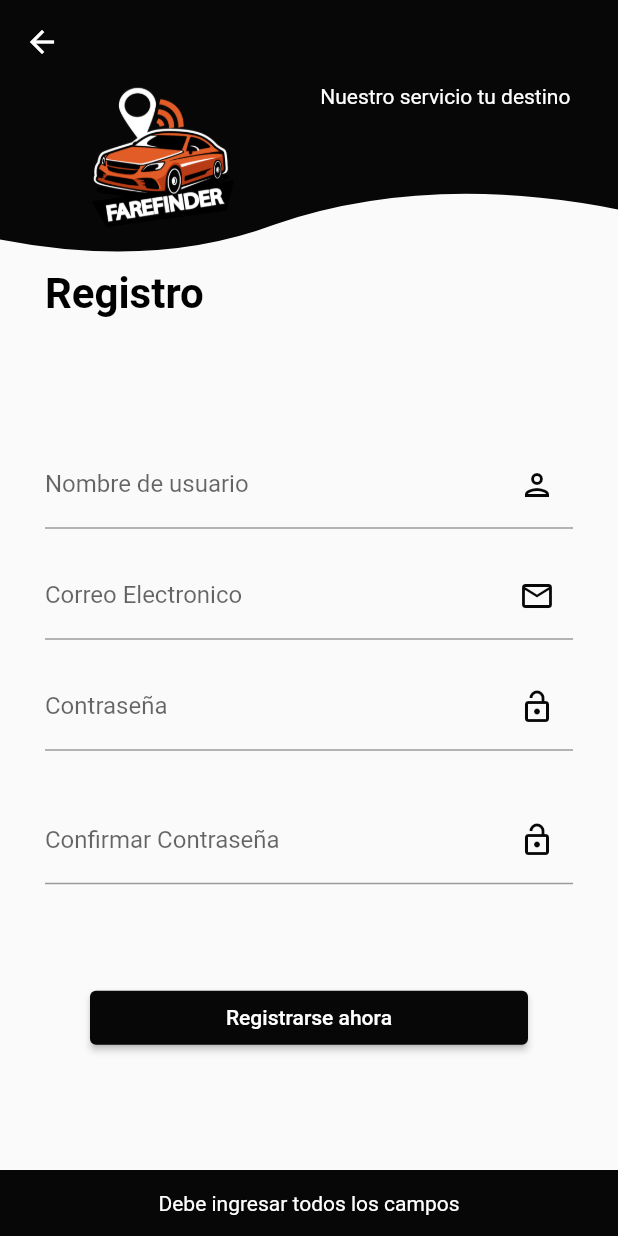
After one commit to yenns15/farefinder, a Flutter app: the ClienteRegisterPage screen opened by its route, after a tap on "Registrarse ahora", on a phone screen of 412 x 824 dp. The commit adds this screen. Run offline on Flutter 3.47's test engine with Material 2 defaults, Android fonts, the phone set to English and light mode, and no system bars; our stand-ins replace cloud_firestore, firebase_auth, firebase_core, flutter_custom_clippers, progress_dialog_null_safe, shared_preferences; accounts and stored records are empty; Roboto replaces fonts that are missing (NimbusSans).

Commit message:
Revisar nuevamente videos 29,30 no diferencia entre paginas

```diff
--- /dev/null
+++ b/lib/src/pages/cliente/register/cliente_register_controller.dart
@@ -0,0 +1,89 @@
+import 'package:farefinder/src/models/client.dart';
+import 'package:farefinder/src/providers/auth_provider.dart';
+import 'package:farefinder/src/providers/client_provider.dart';
+import 'package:farefinder/src/utils/my_progress_dialog.dart';
+import 'package:flutter/material.dart';
+import 'package:farefinder/src/utils/snackbar.dart' as utils;
+import 'package:progress_dialog_null_safe/progress_dialog_null_safe.dart';
+
+
+class ClienteRegisterController {
+  late BuildContext context;
+  final GlobalKey<ScaffoldState> key = GlobalKey<ScaffoldState>();
+
+  final TextEditingController usernameController = TextEditingController();
+  final TextEditingController emailController = TextEditingController();
+  final TextEditingController passwordController = TextEditingController();
+  final TextEditingController confirmPasswordController = TextEditingController();
+
+  late AuthProvider _authProvider;
+  late ClientProvider _clientProvider;
+  late ProgressDialog _progressDialog;
+
+
+  Future<void> init(BuildContext context) async {
+    this.context = context;
+     _authProvider = new AuthProvider();
+    _clientProvider = new ClientProvider();
+    _progressDialog = MyProgressDialog.createProgressDialog(context,'Espere un momento');
+  }
+
+  void register() async {
+    final String username = usernameController.text;
+    final String email = emailController.text.trim();
+    final String confirmPassword = confirmPasswordController.text.trim();
+    final String password = passwordController.text.trim();
+
+    print('Email: $email');
+    print('Password: $password');
+
+    if (username.isEmpty && email.isEmpty && password.isEmpty && confirmPassword.isEmpty) {
+      print('Debe ingresar todos los campos');
+     utils.Snackbar.showSnackbar(context, key, 'Debe ingresar todos los campos');
+      return;
+    }
+
+    if (confirmPassword != password) {
+       utils.Snackbar.showSnackbar(context, key, 'Las contraseñas no coinciden');
+      return;
+    }
+
+    if (password.length < 6) {
+      print('La contraseña debe tener al menos 6 caracteres');
+     utils.Snackbar.showSnackbar(context, key, 'La contraseña debe tener al menos 6 caracteres');
+      return;
+    }
+
+    _progressDialog.show();
+
+    try {
+      final bool isRegister = await _authProvider.register(email, password);
+
+      if (isRegister) {
+        final user = _authProvider.getUser();
+        if (user != null) {
+          final Client client = Client(
+              id: user.uid,
+              email: user.email?.trim() ?? '',
+              username: username,
+              password: password);
+
+          await _clientProvider.create(client);
+          _progressDialog.hide();
+          utils.Snackbar.showSnackbar(context, key, 'El usuario se registró correctamente');
+          print('El usuario se registró correctamente');
+        } else {
+          _progressDialog.hide();
+          print('No se pudo obtener información del usuario');
+        }
+      } else {
+        _progressDialog.hide();
+        print('El usuario no se pudo registrar');
+      }
+    } catch (error) {
+      _progressDialog.hide();
+      utils.Snackbar.showSnackbar(context, key, 'Error: $error');
+      print('Error: $error');
+    }
+  }
+}
--- /dev/null
+++ b/lib/src/pages/cliente/register/cliente_register_page.dart
@@ -0,0 +1,166 @@
+import 'package:farefinder/src/pages/cliente/register/cliente_register_controller.dart';
+import 'package:farefinder/src/widget/button_app.dart';
+import 'package:flutter/material.dart';
+import 'package:flutter/scheduler.dart';
+import 'package:flutter_custom_clippers/flutter_custom_clippers.dart';
+import 'package:farefinder/src/utils/colors.dart' as utils;
+
+
+class ClienteRegisterPage extends StatefulWidget {
+
+  @override
+  State<ClienteRegisterPage> createState() => _ClienteRegisterPageState();
+}
+
+class _ClienteRegisterPageState extends State<ClienteRegisterPage> {
+  ClienteRegisterController _con =
+      new ClienteRegisterController();
+  @override
+  void initState() {
+    super.initState();
+    // TODO: implement initState
+    print('INIT STATE');
+
+    SchedulerBinding.instance.addPostFrameCallback((timeStamp) {
+      _con.init(context);
+    });
+  }
+
+  @override
+  Widget build(BuildContext context) {
+    return Scaffold(
+      key: _con.key,
+      appBar: AppBar(
+      iconTheme: IconThemeData(color: Colors.white),
+      backgroundColor: Color.fromARGB(255, 7, 7, 7),
+        ),
+        body: SingleChildScrollView(
+          child: Column(
+            children: [
+              _bannerApp(),
+              _textLogin(),
+              SizedBox(height: MediaQuery.of(context).size.height * 0.08),
+              _textFieldUsername(),
+              _textFieldEmail(),
+              _textFieldPassword(),
+              _textFieldConfirmPassword(),
+              _buttonRegister(),
+            ],
+          ),
+        ));
+  }
+
+  Widget _buttonRegister() {
+    return Container(
+      margin: EdgeInsets.symmetric(horizontal: 30, vertical: 25),
+      child: ButtonApp(
+        onPressed: _con.register,
+        text: 'Registrarse ahora',
+        color: utils.colors.farefinder,
+        textColor: Colors.white,
+      ),
+    );
+  }
+
+  Widget _textFieldEmail() {
+    return Container(
+      margin: EdgeInsets.symmetric(horizontal: 30),
+      child: TextField(
+        controller: _con.emailController,
+        decoration: InputDecoration(
+            hintText: 'correo@gmail.com',
+            labelText: 'Correo Electronico',
+            suffixIcon: Icon(
+              Icons.email_outlined,
+              color: utils.colors.farefinder,
+            )),
+      ),
+    );
+  }
+
+  Widget _textFieldUsername() {
+    return Container(
+      margin: EdgeInsets.symmetric(horizontal: 30, vertical: 15),
+      child: TextField(
+        controller: _con.usernameController,
+        decoration: InputDecoration(
+            hintText: 'Yenns Noya',
+            labelText: 'Nombre de usuario',
+            suffixIcon: Icon(
+              Icons.person_outlined,
+              color: utils.colors.farefinder,
+            )),
+      ),
+    );
+  }
+
+  Widget _textFieldPassword() {
+    return Container(
+      margin: EdgeInsets.symmetric(horizontal: 30, vertical: 15),
+      child: TextField(
+        controller: _con.passwordController,
+        obscureText: true,
+        decoration: InputDecoration(
+            labelText: 'Contraseña',
+            suffixIcon: Icon(
+              Icons.lock_open_outlined,
+              color: utils.colors.farefinder,
+            )),
+      ),
+    );
+  }
+
+  Widget _textFieldConfirmPassword() {
+    return Container(
+      margin: EdgeInsets.symmetric(horizontal: 30, vertical: 15),
+      child: TextField(
+        controller: _con.confirmPasswordController,
+        obscureText: true,
+        decoration: InputDecoration(
+            labelText: 'Confirmar Contraseña',
+            suffixIcon: Icon(
+              Icons.lock_open_outlined,
+              color: utils.colors.farefinder,
+            )),
+      ),
+    );
+  }
+
+  Widget _textLogin() {
+    return Container(
+      alignment: Alignment.centerLeft,
+      margin: EdgeInsets.symmetric(horizontal: 30),
+      child: Text(
+        'Registro',
+        style: TextStyle(
+          color: Colors.black,
+          fontWeight: FontWeight.bold,
+          fontSize: 28,
+        ),
+      ),
+    );
+  }
+
+  Widget _bannerApp() {
+    return ClipPath(
+      clipper: WaveClipperTwo(),
+      child: Container(
+        color: utils.colors.farefinder,
+        height: MediaQuery.of(context).size.height * 0.15,
+        child: Row(
+          crossAxisAlignment: CrossAxisAlignment.start,
+          mainAxisAlignment: MainAxisAlignment.spaceEvenly,
+          children: [
+            Image.asset(
+              'assets/img/logo_app.png',
+              width: 150,
+              height: 100,
+            ),
+            const Text('Nuestro servicio tu destino',
+                style: TextStyle(color: Colors.white))
+          ],
+        ),
+      ),
+    );
+  }
+}
--- a/pubspec.yaml
+++ b/pubspec.yaml
@@ -44,6 +44,8 @@ dependencies:
   #progress_dialog: ^1.2.4
   #sn_progress_dialog: ^1.1.3
   progress_dialog_null_safe: ^1.0.4
+  shared_preferences: ^2.1.0
+
 
 
 
```
Also changed, not shown: lib/main.dart (+6 -4 lines), lib/src/pages/conductor/register/conductor_register_controller.dart (renamed from lib/src/pages/register/register_controller.dart, +5 -7 lines), lib/src/pages/conductor/register/conductor_register_page.dart (renamed from lib/src/pages/register/register_page.dart, +9 -9 lines), lib/src/pages/home/home_controller.dart (+10 -1 lines), lib/src/pages/home/home_page.dart (+6 -4 lines), lib/src/pages/login/login_controller.dart (+18 -2 lines), lib/src/utils/shared_pref.dart (added, +28 -0 lines), pubspec.lock, 1 other file.
